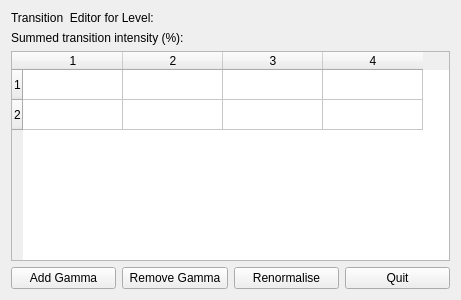
Iuve/TASEva, file development/transitionEditor.ui: the form before one commit.
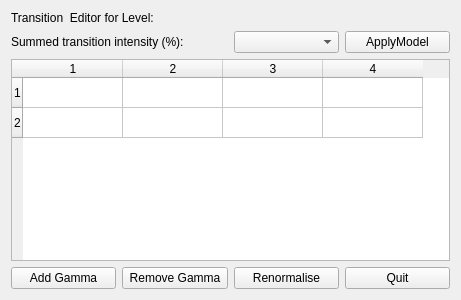
The form after the commit.

```diff
--- a/development/transitionEditor.ui
+++ b/development/transitionEditor.ui
@@ -35,21 +35,7 @@
    <string>Transition Intensity Editor</string>
   </property>
   <layout class="QGridLayout" name="gridLayout">
-   <item row="0" column="0" colspan="4">
-    <widget class="QLabel" name="labelTransition">
-     <property name="text">
-      <string>Transition  Editor for Level: </string>
-     </property>
-    </widget>
-   </item>
-   <item row="1" column="0" colspan="3">
-    <widget class="QLabel" name="labelTransitionIntensity">
-     <property name="text">
-      <string>Summed transition intensity (%):</string>
-     </property>
-    </widget>
-   </item>
-   <item row="2" column="0" colspan="4">
+   <item row="6" column="0" colspan="4">
     <widget class="QTableWidget" name="tableTransition">
      <property name="sizePolicy">
       <sizepolicy hsizetype="Expanding" vsizetype="Expanding">
@@ -89,7 +75,7 @@
      <column/>
     </widget>
    </item>
-   <item row="3" column="0">
+   <item row="7" column="0">
     <widget class="QPushButton" name="buttonAddTransition">
      <property name="toolTip">
       <string>Adds new Gamma</string>
@@ -99,14 +85,24 @@
      </property>
     </widget>
    </item>
-   <item row="3" column="1">
+   <item row="7" column="3">
+    <widget class="QPushButton" name="buttonQuit">
+     <property name="toolTip">
+      <string>Exit with no changes to original gammas</string>
+     </property>
+     <property name="text">
+      <string>Quit</string>
+     </property>
+    </widget>
+   </item>
+   <item row="7" column="1">
     <widget class="QPushButton" name="buttonRemove">
      <property name="text">
       <string>Remove Gamma</string>
      </property>
     </widget>
    </item>
-   <item row="3" column="2">
+   <item row="7" column="2">
     <widget class="QPushButton" name="buttonNormalise">
      <property name="enabled">
       <bool>true</bool>
@@ -116,13 +112,27 @@
      </property>
     </widget>
    </item>
-   <item row="3" column="3">
-    <widget class="QPushButton" name="buttonQuit">
-     <property name="toolTip">
-      <string>Exit with no changes to original gammas</string>
+   <item row="1" column="0" colspan="2">
+    <widget class="QLabel" name="labelTransition">
+     <property name="text">
+      <string>Transition  Editor for Level: </string>
      </property>
+    </widget>
+   </item>
+   <item row="5" column="0" colspan="2">
+    <widget class="QLabel" name="labelTransitionIntensity">
      <property name="text">
-      <string>Quit</string>
+      <string>Summed transition intensity (%):</string>
+     </property>
+    </widget>
+   </item>
+   <item row="5" column="2">
+    <widget class="QComboBox" name="comboBoxIntensity"/>
+   </item>
+   <item row="5" column="3">
+    <widget class="QPushButton" name="buttonMethod">
+     <property name="text">
+      <string>ApplyModel</string>
      </property>
     </widget>
    </item>
```
